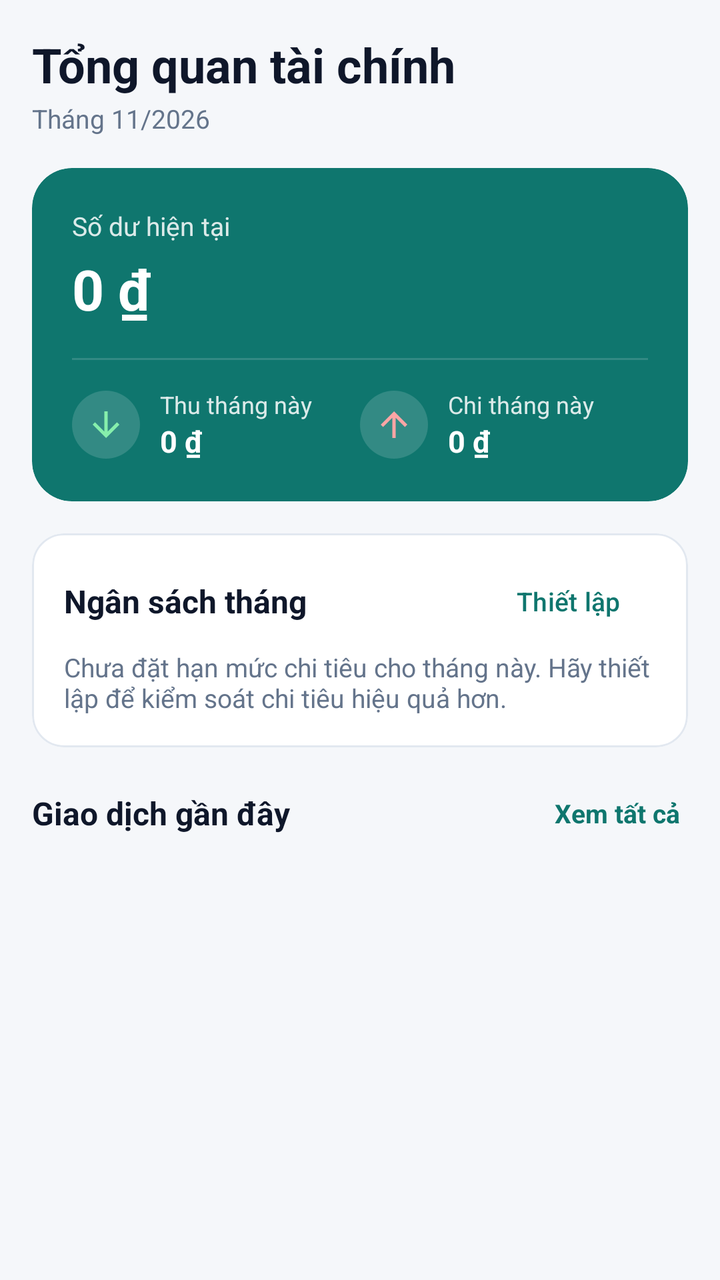
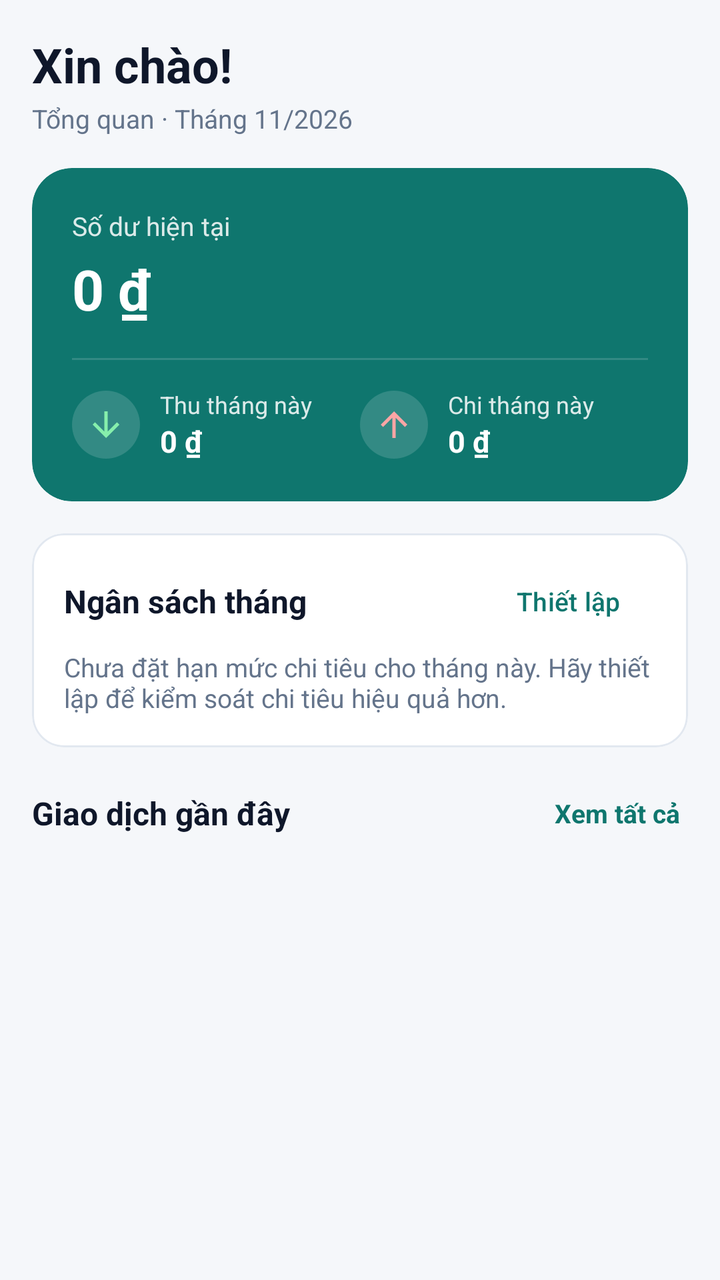

The first picture is an Android layout as it rendered before a commit; the second is the same layout after the commit. The layout source and the unified diff follow.
<!-- AndroidManifest.xml: application theme Theme.ExpenseManager -->
<!-- res/layout/fragment_home.xml -->
<?xml version="1.0" encoding="utf-8"?>
<androidx.core.widget.NestedScrollView xmlns:android="http://schemas.android.com/apk/res/android"
    xmlns:app="http://schemas.android.com/apk/res-auto"
    android:layout_width="match_parent"
    android:layout_height="match_parent"
    android:background="@color/background"
    android:clipToPadding="false"
    android:paddingBottom="24dp">

    <LinearLayout
        android:layout_width="match_parent"
        android:layout_height="wrap_content"
        android:orientation="vertical"
        android:padding="16dp">

        
        <LinearLayout
            android:layout_width="match_parent"
            android:layout_height="wrap_content"
            android:gravity="center_vertical"
            android:orientation="horizontal">

            <LinearLayout
                android:layout_width="0dp"
                android:layout_height="wrap_content"
                android:layout_weight="1"
                android:orientation="vertical">

                <TextView
                    android:layout_width="wrap_content"
                    android:layout_height="wrap_content"
                    android:text="Tổng quan tài chính"
                    style="@style/Text.ScreenTitle" />

                <TextView
                    android:id="@+id/tv_month"
                    android:layout_width="wrap_content"
                    android:layout_height="wrap_content"
                    android:layout_marginTop="2dp"
                    android:text="Tháng 11/2026"
                    style="@style/Text.Caption" />
            </LinearLayout>
        </LinearLayout>

        
        <com.google.android.material.card.MaterialCardView
            android:layout_width="match_parent"
            android:layout_height="wrap_content"
            android:layout_marginTop="16dp"
            app:cardBackgroundColor="@color/primary"
            app:cardCornerRadius="20dp"
            app:strokeWidth="0dp">

            <LinearLayout
                android:layout_width="match_parent"
                android:layout_height="wrap_content"
                android:orientation="vertical"
                android:padding="20dp">

                <TextView
                    android:layout_width="wrap_content"
                    android:layout_height="wrap_content"
                    android:text="Số dư hiện tại"
                    android:textColor="@color/on_primary_muted"
                    android:textSize="13sp" />

                <TextView
                    android:id="@+id/tv_balance"
                    android:layout_width="wrap_content"
                    android:layout_height="wrap_content"
                    android:layout_marginTop="4dp"
                    android:fontFeatureSettings="tnum"
                    android:text="0 ₫"
                    android:textColor="@color/white"
                    android:textSize="28sp"
                    android:textStyle="bold" />

                <View
                    android:layout_width="match_parent"
                    android:layout_height="1dp"
                    android:layout_marginTop="16dp"
                    android:layout_marginBottom="14dp"
                    android:background="#26FFFFFF" />

                <LinearLayout
                    android:layout_width="match_parent"
                    android:layout_height="wrap_content"
                    android:orientation="horizontal">

                    
                    <LinearLayout
                        android:layout_width="0dp"
                        android:layout_height="wrap_content"
                        android:layout_weight="1"
                        android:gravity="center_vertical"
                        android:orientation="horizontal">

                        <ImageView
                            android:layout_width="34dp"
                            android:layout_height="34dp"
                            android:background="@drawable/bg_icon_circle"
                            android:backgroundTint="#26FFFFFF"
                            android:importantForAccessibility="no"
                            android:padding="7dp"
                            android:src="@drawable/ic_arrow_down"
                            app:tint="#86EFAC" />

                        <LinearLayout
                            android:layout_width="wrap_content"
                            android:layout_height="wrap_content"
                            android:layout_marginStart="10dp"
                            android:orientation="vertical">

                            <TextView
                                android:layout_width="wrap_content"
                                android:layout_height="wrap_content"
                                android:text="Thu tháng này"
                                android:textColor="@color/on_primary_muted"
                                android:textSize="12sp" />

                            <TextView
                                android:id="@+id/tv_month_income"
                                android:layout_width="wrap_content"
                                android:layout_height="wrap_content"
                                android:fontFeatureSettings="tnum"
                                android:text="0 ₫"
                                android:textColor="@color/white"
                                android:textSize="15sp"
                                android:textStyle="bold" />
                        </LinearLayout>
                    </LinearLayout>

                    
                    <LinearLayout
                        android:layout_width="0dp"
                        android:layout_height="wrap_content"
                        android:layout_weight="1"
                        android:gravity="center_vertical"
                        android:orientation="horizontal">

                        <ImageView
                            android:layout_width="34dp"
                            android:layout_height="34dp"
                            android:background="@drawable/bg_icon_circle"
                            android:backgroundTint="#26FFFFFF"
                            android:importantForAccessibility="no"
                            android:padding="7dp"
                            android:src="@drawable/ic_arrow_up"
                            app:tint="#FCA5A5" />

                        <LinearLayout
                            android:layout_width="wrap_content"
                            android:layout_height="wrap_content"
                            android:layout_marginStart="10dp"
                            android:orientation="vertical">

                            <TextView
                                android:layout_width="wrap_content"
                                android:layout_height="wrap_content"
                                android:text="Chi tháng này"
                                android:textColor="@color/on_primary_muted"
                                android:textSize="12sp" />

                            <TextView
                                android:id="@+id/tv_month_expense"
                                android:layout_width="wrap_content"
                                android:layout_height="wrap_content"
                                android:fontFeatureSettings="tnum"
                                android:text="0 ₫"
                                android:textColor="@color/white"
                                android:textSize="15sp"
                                android:textStyle="bold" />
                        </LinearLayout>
                    </LinearLayout>
                </LinearLayout>
            </LinearLayout>
        </com.google.android.material.card.MaterialCardView>

        
        <com.google.android.material.card.MaterialCardView
            android:layout_width="match_parent"
            android:layout_height="wrap_content"
            android:layout_marginTop="16dp">

            <LinearLayout
                android:layout_width="match_parent"
                android:layout_height="wrap_content"
                android:orientation="vertical"
                android:padding="16dp">

                <LinearLayout
                    android:layout_width="match_parent"
                    android:layout_height="wrap_content"
                    android:gravity="center_vertical"
                    android:orientation="horizontal">

                    <TextView
                        android:id="@+id/tv_budget_title"
                        android:layout_width="0dp"
                        android:layout_height="wrap_content"
                        android:layout_weight="1"
                        android:text="Ngân sách tháng"
                        style="@style/Text.Section" />

                    <com.google.android.material.button.MaterialButton
                        android:id="@+id/btn_set_budget"
                        style="@style/Widget.Material3.Button.TextButton"
                        android:layout_width="wrap_content"
                        android:layout_height="36dp"
                        android:insetTop="0dp"
                        android:insetBottom="0dp"
                        android:text="Thiết lập"
                        android:textSize="13sp" />
                </LinearLayout>

                <TextView
                    android:id="@+id/tv_budget_empty"
                    android:layout_width="match_parent"
                    android:layout_height="wrap_content"
                    android:layout_marginTop="6dp"
                    android:text="Chưa đặt hạn mức chi tiêu cho tháng này. Hãy thiết lập để kiểm soát chi tiêu hiệu quả hơn."
                    style="@style/Text.Caption" />

                <LinearLayout
                    android:id="@+id/layout_budget_content"
                    android:layout_width="match_parent"
                    android:layout_height="wrap_content"
                    android:layout_marginTop="8dp"
                    android:orientation="vertical"
                    android:visibility="gone">

                    <LinearLayout
                        android:layout_width="match_parent"
                        android:layout_height="wrap_content"
                        android:gravity="center_vertical"
                        android:orientation="horizontal">

                        <TextView
                            android:id="@+id/tv_budget_spent"
                            android:layout_width="0dp"
                            android:layout_height="wrap_content"
                            android:layout_weight="1"
                            android:fontFeatureSettings="tnum"
                            android:text="Đã chi 0 ₫ / 0 ₫"
                            style="@style/Text.Caption" />

                        <TextView
                            android:id="@+id/tv_budget_percent"
                            android:layout_width="wrap_content"
                            android:layout_height="wrap_content"
                            android:fontFeatureSettings="tnum"
                            android:text="0%"
                            android:textStyle="bold" />
                    </LinearLayout>

                    <com.google.android.material.progressindicator.LinearProgressIndicator
                        android:id="@+id/progress_budget"
                        android:layout_width="match_parent"
                        android:layout_height="wrap_content"
                        android:layout_marginTop="8dp"
                        android:max="100"
                        app:trackCornerRadius="6dp"
                        app:trackThickness="10dp" />

                    <TextView
                        android:id="@+id/tv_budget_remain"
                        android:layout_width="wrap_content"
                        android:layout_height="wrap_content"
                        android:layout_marginTop="8dp"
                        android:fontFeatureSettings="tnum"
                        android:text="Còn lại 0 ₫"
                        android:textSize="13sp"
                        android:textStyle="bold" />
                </LinearLayout>
            </LinearLayout>
        </com.google.android.material.card.MaterialCardView>

        
        <LinearLayout
            android:layout_width="match_parent"
            android:layout_height="wrap_content"
            android:layout_marginTop="20dp"
            android:gravity="center_vertical"
            android:orientation="horizontal">

            <TextView
                android:layout_width="0dp"
                android:layout_height="wrap_content"
                android:layout_weight="1"
                android:text="Giao dịch gần đây"
                style="@style/Text.Section" />

            <TextView
                android:id="@+id/tv_see_all"
                android:layout_width="wrap_content"
                android:layout_height="wrap_content"
                android:background="?attr/selectableItemBackgroundBorderless"
                android:clickable="true"
                android:focusable="true"
                android:padding="4dp"
                android:text="Xem tất cả"
                android:textColor="@color/primary"
                android:textSize="13sp"
                android:textStyle="bold" />
        </LinearLayout>

        <com.google.android.material.card.MaterialCardView
            android:layout_width="match_parent"
            android:layout_height="wrap_content"
            android:layout_marginTop="10dp">

            <LinearLayout
                android:layout_width="match_parent"
                android:layout_height="wrap_content"
                android:orientation="vertical">

                <androidx.recyclerview.widget.RecyclerView
                    android:id="@+id/rv_recent"
                    android:layout_width="match_parent"
                    android:layout_height="wrap_content" />

                
                <LinearLayout
                    android:id="@+id/layout_empty"
                    android:layout_width="match_parent"
                    android:layout_height="wrap_content"
                    android:gravity="center"
                    android:orientation="vertical"
                    android:padding="28dp"
                    android:visibility="gone">

                    <ImageView
                        android:layout_width="48dp"
                        android:layout_height="48dp"
                        android:importantForAccessibility="no"
                        android:src="@drawable/ic_receipt"
                        app:tint="@color/text_faint" />

                    <TextView
                        android:layout_width="wrap_content"
                        android:layout_height="wrap_content"
                        android:layout_marginTop="10dp"
                        android:text="Chưa có giao dịch nào"
                        style="@style/Text.Body" />

                    <TextView
                        android:layout_width="wrap_content"
                        android:layout_height="wrap_content"
                        android:layout_marginTop="4dp"
                        android:gravity="center"
                        android:text="Nhấn nút Thêm hoặc tạo dữ liệu mẫu trong phần Cài đặt để bắt đầu."
                        style="@style/Text.Caption" />

                    <com.google.android.material.button.MaterialButton
                        android:id="@+id/btn_empty_add"
                        style="@style/Widget.Material3.Button.TonalButton"
                        android:layout_width="wrap_content"
                        android:layout_height="wrap_content"
                        android:layout_marginTop="12dp"
                        android:text="Thêm giao dịch đầu tiên"
                        app:icon="@drawable/ic_add" />
                </LinearLayout>
            </LinearLayout>
        </com.google.android.material.card.MaterialCardView>

    </LinearLayout>
</androidx.core.widget.NestedScrollView>
<!-- resources referenced by this layout -->
<resources>
  <color name="background">#F5F7FA</color>
  <color name="on_primary_muted">#D9FFFFFF</color>
  <color name="primary">#0F766E</color>
  <color name="text_faint">#94A3B8</color>
  <color name="white">#FFFFFF</color>
  <!-- drawable bg_icon_circle (drawable) -->
  <?xml version="1.0" encoding="utf-8"?>
  <shape xmlns:android="http://schemas.android.com/apk/res/android"
      android:shape="oval">
      <solid android:color="@color/primary_container" />
  </shape>
  <!-- drawable ic_add (drawable) -->
  <?xml version="1.0" encoding="utf-8"?>
  <vector xmlns:android="http://schemas.android.com/apk/res/android"
      android:width="24dp"
      android:height="24dp"
      android:tint="?attr/colorControlNormal"
      android:viewportWidth="24"
      android:viewportHeight="24">
      <path
          android:fillColor="@android:color/white"
          android:pathData="M19,13h-6v6h-2v-6H5v-2h6V5h2v6h6v2z" />
  </vector>
  <!-- drawable ic_arrow_down (drawable) -->
  <?xml version="1.0" encoding="utf-8"?>
  <vector xmlns:android="http://schemas.android.com/apk/res/android"
      android:width="24dp"
      android:height="24dp"
      android:tint="?attr/colorControlNormal"
      android:viewportWidth="24"
      android:viewportHeight="24">
      <path
          android:fillColor="@android:color/white"
          android:pathData="M20,12l-1.41,-1.41L13,16.17V4h-2v12.17l-5.58,-5.59L4,12l8,8 8,-8z" />
  </vector>
  <!-- drawable ic_arrow_up (drawable) -->
  <?xml version="1.0" encoding="utf-8"?>
  <vector xmlns:android="http://schemas.android.com/apk/res/android"
      android:width="24dp"
      android:height="24dp"
      android:tint="?attr/colorControlNormal"
      android:viewportWidth="24"
      android:viewportHeight="24">
      <path
          android:fillColor="@android:color/white"
          android:pathData="M4,12l1.41,1.41L11,7.83V20h2V7.83l5.58,5.59L20,12l-8,-8 -8,8z" />
  </vector>
  <!-- drawable ic_receipt (drawable) -->
  <?xml version="1.0" encoding="utf-8"?>
  <vector xmlns:android="http://schemas.android.com/apk/res/android"
      android:width="24dp"
      android:height="24dp"
      android:tint="?attr/colorControlNormal"
      android:viewportWidth="24"
      android:viewportHeight="24">
      <path
          android:fillColor="@android:color/white"
          android:pathData="M18,17H6v-2h12v2zM18,13H6v-2h12v2zM18,9H6V7h12v2zM3,22l1.5,-1.5L6,22l1.5,-1.5L9,22l1.5,-1.5L12,22l1.5,-1.5L15,22l1.5,-1.5L18,22l1.5,-1.5L21,22V2l-1.5,1.5L18,2l-1.5,1.5L15,2l-1.5,1.5L12,2l-1.5,1.5L9,2 7.5,3.5 6,2 4.5,3.5 3,2v20z" />
  </vector>
  <style name="Text.Body" parent="">
          <item name="android:textSize">15sp</item>
          <item name="android:textColor">@color/text_primary</item>
      </style>
  <style name="Text.Caption" parent="">
          <item name="android:textSize">13sp</item>
          <item name="android:textColor">@color/text_secondary</item>
      </style>
  <style name="Text.ScreenTitle" parent="">
          <item name="android:textSize">24sp</item>
          <item name="android:textStyle">bold</item>
          <item name="android:textColor">@color/text_primary</item>
      </style>
  <style name="Text.Section" parent="">
          <item name="android:textSize">16sp</item>
          <item name="android:textStyle">bold</item>
          <item name="android:textColor">@color/text_primary</item>
      </style>
  <color name="primary_container">#CCFBF1</color>
  <color name="text_primary">#0F172A</color>
  <color name="text_secondary">#64748B</color>
  <color name="primary_dark">#115E59</color>
  <color name="expense">#DC2626</color>
  <color name="surface">#FFFFFF</color>
  <color name="outline">#E2E8F0</color>
  <style name="Widget.App.Card" parent="Widget.Material3.CardView.Outlined">
          <item name="cardBackgroundColor">@color/surface</item>
          <item name="strokeColor">@color/outline</item>
          <item name="strokeWidth">1dp</item>
          <item name="cardCornerRadius">16dp</item>
          <item name="cardElevation">0dp</item>
      </style>
  <!-- unchanged entries left out for length: 1 -->
</resources>

<!-- the commit's change to res/layout/fragment_home.xml (unified diff, before → after) -->
@@ -27,9 +27,10 @@
                 android:orientation="vertical">
 
                 <TextView
+                    android:id="@+id/tv_greeting"
                     android:layout_width="wrap_content"
                     android:layout_height="wrap_content"
-                    android:text="Tổng quan tài chính"
+                    android:text="Xin chào!"
                     style="@style/Text.ScreenTitle" />
 
                 <TextView
@@ -37,7 +38,7 @@
                     android:layout_width="wrap_content"
                     android:layout_height="wrap_content"
                     android:layout_marginTop="2dp"
-                    android:text="Tháng 11/2026"
+                    android:text="Tổng quan · Tháng 11/2026"
                     style="@style/Text.Caption" />
             </LinearLayout>
         </LinearLayout>
